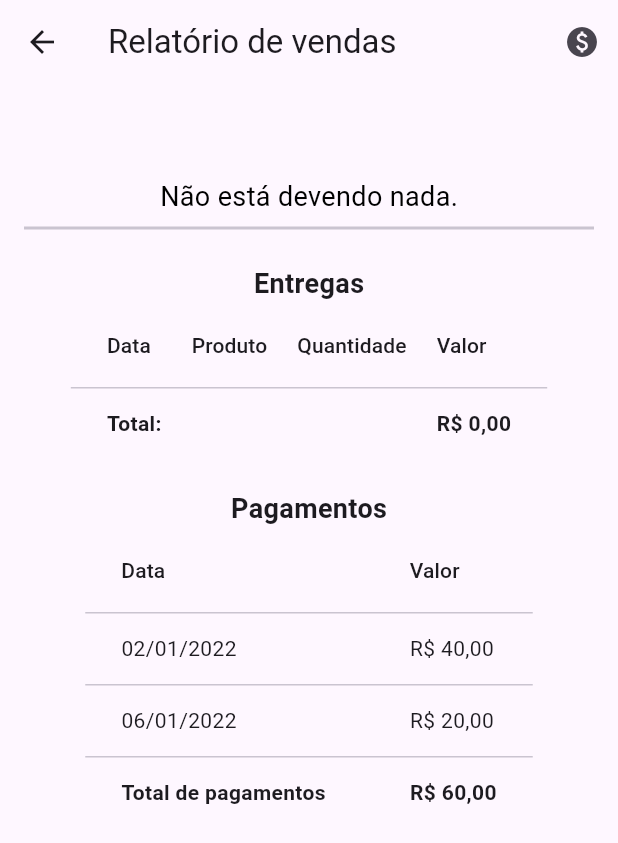
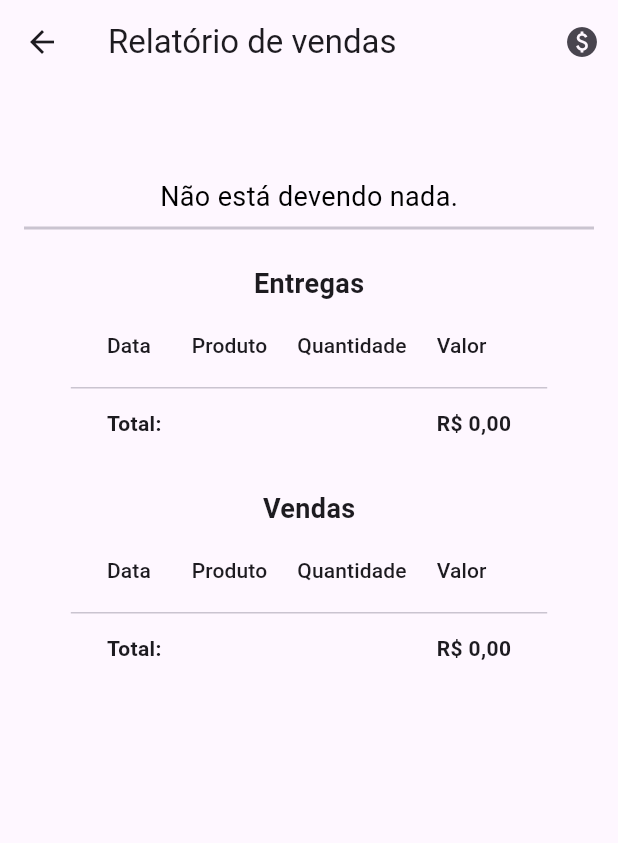
Before and after one commit to leobaiano/tbcontrol, a Flutter app: the SellerReportPage screen opened directly with empty values, on a phone screen of 412 x 824 dp. Shown: the top 843 px of the screen. Run offline on Flutter 3.47's test engine with Material 3 defaults, Android fonts, the phone set to English and light mode, and no system bars; our stand-ins replace fluttertoast; missing offline and left inert: mongo_dart.

Commit message:
refactor: new rules

```diff
--- a/lib/products_page.dart
+++ b/lib/products_page.dart
@@ -325,8 +325,9 @@ class _ProductsPageState extends State<ProductsPage> {
           'user_id': vendedorId,
           'product_id': produtos[index]['_id'],
           'quantity': quantidadeEnviada,
+          'unit_value': produtoSelecionado?['value'],
           'amount': total,
-          'unit_value': produtoSelecionado?['value'],
+          'type': 'Entrega',
           'created_at': DateTime.now().toLocal(),
         });
 
--- a/lib/seller_report_page.dart
+++ b/lib/seller_report_page.dart
@@ -5,51 +5,56 @@ import 'mongo_db_service.dart';
 
 class SellerReportPage extends StatelessWidget {
   final Map<String, dynamic> sellerData;
-  late final Future<List<Map<String, dynamic>>> deliveries;
-
-  final List<Map<String, dynamic>> payments = [
-    {'date': '2022-01-02', 'value': 40.0},
-    {'date': '2022-01-06', 'value': 20.0},
-  ];
+  late final Future<List<Map<String, dynamic>>> withdrawals;
+  late final Future<List<Map<String, dynamic>>> sales;
 
   SellerReportPage({Key? key, required this.sellerData}) : super(key: key) {
-    deliveries = _initializeData();
+    withdrawals = _initializeData('Entrega');
+    sales = _initializeData('Venda');
   }
 
-  Future<List<Map<String, dynamic>>> _initializeData() async {
-    return await _getTransactions(sellerData['_id']);
+  Future<List<Map<String, dynamic>>> _initializeData(type) async {
+    if (type == 'Entrega') {
+      return await _getWithdrawals(sellerData['_id']);
+    } else if (type == 'Venda') {
+      return await _getSales(sellerData['_id']);
+    }
+    return [];
+  }
+
+  Future<List<Map<String, dynamic>>> _getWithdrawals(sellerId) async {
+    return await _getTransactions(sellerId, 'Entrega');
+  }
+
+  Future<List<Map<String, dynamic>>> _getSales(sellerId) async {
+    return await _getTransactions(sellerId, 'Venda');
   }
 
   @override
   Widget build(BuildContext context) {
-    return FutureBuilder<List<Map<String, dynamic>>>(
-      future: deliveries,
-      builder: (context, snapshot) {
+    return FutureBuilder(
+      future: Future.wait([withdrawals, sales]),
+      builder:
+          (context, AsyncSnapshot<List<List<Map<String, dynamic>>>> snapshot) {
         if (snapshot.connectionState == ConnectionState.waiting) {
           return const CircularProgressIndicator();
         } else if (snapshot.hasError) {
           return Text('Erro: ${snapshot.error}');
         } else {
-          double totalDeliveries = snapshot.data!.fold(0, (sum, delivery) {
-            var amount = delivery['amount'];
-            if (amount != null) {
-              if (amount is num) {
-                return sum + amount;
-              } else if (amount is String) {
-                var parsedAmount = double.tryParse(amount);
-                return sum + (parsedAmount ?? 0);
-              } else {
-                return sum;
-              }
-            } else {
-              return sum;
-            }
+          List<Map<String, dynamic>> withdrawalsData = snapshot.data![0];
+          List<Map<String, dynamic>> salesData = snapshot.data![1];
+
+          double totalWithdrawals = withdrawalsData.fold(0, (sum, withdrawal) {
+            var amount = withdrawal['amount'];
+            return sum + (amount is num ? amount : 0);
           });
 
-          double totalPayments =
-              payments.fold(0, (sum, payment) => sum + payment['value']);
+          double totalSales = salesData.fold(0, (sum, sale) {
+            var amount = sale['amount'];
+            return sum + (amount is num ? amount : 0);
+          });
 
-          double totalDue = totalDeliveries - totalPayments;
+          double totalDue = totalWithdrawals - totalSales;
 
           TextStyle textStyleStatus;
           String statusDoDebito = 'Não está devendo nada.';
@@ -109,16 +114,16 @@ class SellerReportPage extends StatelessWidget {
                       fontSize: 18,
                     ),
                   ),
-                  _buildDataTable(snapshot.data!),
+                  _buildDataTable(withdrawalsData),
                   const SizedBox(height: 20),
                   const Text(
-                    'Pagamentos',
+                    'Vendas',
                     style: TextStyle(
                       fontWeight: FontWeight.bold,
                       fontSize: 18,
                     ),
                   ),
-                  _buildPaymentList(payments),
+                  _buildDataTable(salesData),
                 ],
               ),
             ),
@@ -128,7 +133,7 @@ class SellerReportPage extends StatelessWidget {
     );
   }
 
-  Widget _buildDataTable(List<Map<String, dynamic>> deliveries) {
+  Widget _buildDataTable(List<Map<String, dynamic>> data) {
     double totalAmount = 0;
 
     return SingleChildScrollView(
@@ -157,7 +162,7 @@ class SellerReportPage extends StatelessWidget {
             ),
           ),
         ],
-        rows: deliveries.map((entry) {
+        rows: data.map((entry) {
           totalAmount += entry['amount'] ?? 0;
 
           return DataRow(
@@ -172,7 +177,7 @@ class SellerReportPage extends StatelessWidget {
                         locale: 'pt_BR',
                         symbol: 'R\$',
                       ).format(entry['amount'])
-                    : 'N/A', // Ou qualquer valor padrão que você deseja exibir para nulo
+                    : 'N/A',
               )),
             ],
           );
@@ -183,8 +188,8 @@ class SellerReportPage extends StatelessWidget {
                 'Total:',
                 style: TextStyle(fontWeight: FontWeight.bold),
               )),
-              DataCell(SizedBox.shrink()),
-              DataCell(SizedBox.shrink()),
+              const DataCell(SizedBox.shrink()),
+              const DataCell(SizedBox.shrink()),
               DataCell(
                 Text(
                     NumberFormat.currency(
@@ -210,7 +215,7 @@ class SellerReportPage extends StatelessWidget {
     );
   }
 
-  Future<List<Map<String, dynamic>>> _getTransactions(sellerId) async {
+  Future<List<Map<String, dynamic>>> _getTransactions(sellerId, type) async {
     try {
       DBConnection dbConnection = DBConnection.getInstance();
       mongo_dart.Db db = await dbConnection.getConnection();
@@ -218,9 +223,9 @@ class SellerReportPage extends StatelessWidget {
       var transactionsCollection = db.collection('transactions');
 
       var transactions = await transactionsCollection
-          .find(
-            mongo_dart.where.eq('user_id', sellerId),
-          )
+          .find(mongo_dart.where
+              .eq('user_id', sellerId)
+              .and(mongo_dart.where.eq('type', type)))
           .toList();
 
       List<Map<String, dynamic>> formattedTransactions = [];
@@ -269,74 +274,4 @@ class SellerReportPage extends StatelessWidget {
       return '-';
     }
   }
-
-  Widget _buildPaymentList(List<Map<String, dynamic>> payments) {
-    // Adiciona um elemento extra representando o total
-    List<Map<String, dynamic>> paymentsWithTotal = List.from(payments);
-
-    // Calcula o total
-    double total = payments.fold(0, (sum, payment) => sum + payment['value']);
-
-    // Adiciona o elemento do total à lista
-    paymentsWithTotal.add({'total': total});
-
-    return DataTable(
-      // columnSpacing: 30,
-      columns: const [
-        DataColumn(
-          label: SizedBox(
-            child: Text('Data'),
-          ),
-        ),
-        DataColumn(
-          label: SizedBox(
-            child: Text('Valor'),
-          ),
-        ),
-      ],
-      rows: paymentsWithTotal.map((entry) {
-        // Verifica se é o elemento do total
-        if (entry.containsKey('total')) {
-          return DataRow(
-            cells: [
-              DataCell(_buildCellTextPayments('Total de pagamentos',
-                  fontWeight: FontWeight.bold)),
-              DataCell(_buildCellTextPayments(
-                NumberFormat.currency(locale: 'pt_BR', symbol: 'R\$')
-                    .format(entry['total']),
-                fontWeight: FontWeight.bold,
-              )),
-            ],
-          );
-        } else {
-          // Elemento normal da lista de pagamentos
-          return DataRow(
-            cells: [
-              DataCell(_buildCellTextPayments(
-                DateFormat("dd/MM/yyyy").format(DateTime.parse(entry['date'])),
-                fontWeight: FontWeight.normal, // removido o negrito
-              )),
-              DataCell(_buildCellTextPayments(
-                NumberFormat.currency(locale: 'pt_BR', symbol: 'R\$')
-                    .format(entry['value']),
-                fontWeight: FontWeight.normal, // removido o negrito
-              )),
-            ],
-          );
-        }
-      }).toList(),
-    );
-  }
-
-  Widget _buildCellTextPayments(String text, {FontWeight? fontWeight}) {
-    return SizedBox(
-      width: double.infinity,
-      child: Text(
-        text,
-        maxLines: 1,
-        overflow: TextOverflow.ellipsis,
-        style: TextStyle(fontWeight: fontWeight ?? FontWeight.normal),
-      ),
-    );
-  }
 }
```
Also changed, not shown: lib/custom_drawer.dart (+37 -7 lines), 1 other file.
